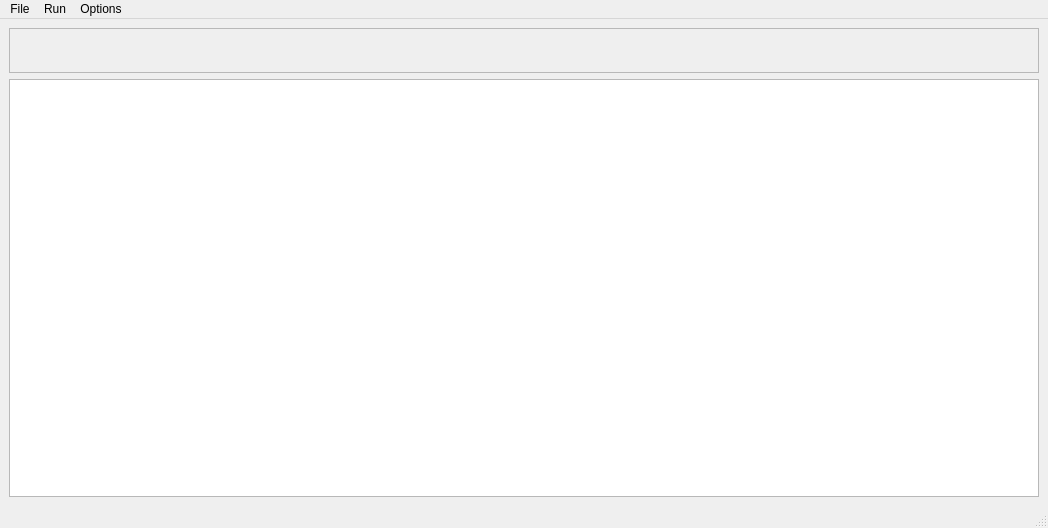
Qt form UI/main.ui (awaleilmo/receiver_nmea) before a commit.
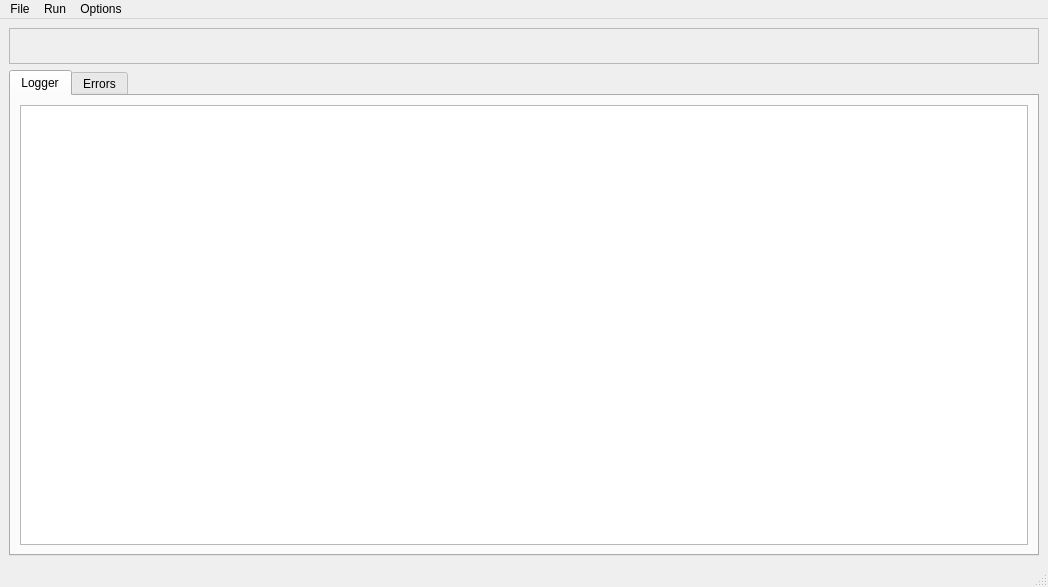
The same form after that commit. Icons and pictures are not drawn.

Diff of the .ui file:
```diff
--- a/UI/main.ui
+++ b/UI/main.ui
@@ -7,7 +7,7 @@
     <x>0</x>
     <y>0</y>
     <width>1048</width>
-    <height>528</height>
+    <height>587</height>
    </rect>
   </property>
   <property name="windowTitle">
@@ -15,8 +15,14 @@
   </property>
   <widget class="QWidget" name="centralwidget">
    <layout class="QGridLayout" name="gridLayout_2">
-    <item row="0" column="0">
-     <widget class="QFrame" name="frame">
+    <item row="1" column="0">
+     <widget class="QTabWidget" name="tabWidget">
+      <property name="sizePolicy">
+       <sizepolicy hsizetype="Preferred" vsizetype="Preferred">
+        <horstretch>0</horstretch>
+        <verstretch>0</verstretch>
+       </sizepolicy>
+      </property>
       <property name="minimumSize">
        <size>
         <width>1030</width>
@@ -29,24 +35,89 @@
         <height>16777215</height>
        </size>
       </property>
+      <property name="currentIndex">
+       <number>0</number>
+      </property>
+      <widget class="QWidget" name="TabLogger" native="true">
+       <attribute name="title">
+        <string>Logger</string>
+       </attribute>
+       <layout class="QVBoxLayout" name="verticalLayout">
+        <item>
+         <widget class="QListView" name="listViewLogger">
+          <property name="maximumSize">
+           <size>
+            <width>16777215</width>
+            <height>16777215</height>
+           </size>
+          </property>
+          <property name="font">
+           <font>
+            <pointsize>12</pointsize>
+           </font>
+          </property>
+          <property name="movement">
+           <enum>QListView::Movement::Static</enum>
+          </property>
+         </widget>
+        </item>
+       </layout>
+      </widget>
+      <widget class="QWidget" name="TabError">
+       <attribute name="title">
+        <string>Errors</string>
+       </attribute>
+       <layout class="QHBoxLayout" name="horizontalLayout">
+        <item>
+         <widget class="QListView" name="listViewLogger_2">
+          <property name="maximumSize">
+           <size>
+            <width>16777215</width>
+            <height>16777215</height>
+           </size>
+          </property>
+          <property name="font">
+           <font>
+            <pointsize>12</pointsize>
+           </font>
+          </property>
+          <property name="movement">
+           <enum>QListView::Movement::Static</enum>
+          </property>
+         </widget>
+        </item>
+       </layout>
+      </widget>
+     </widget>
+    </item>
+    <item row="0" column="0">
+     <widget class="QFrame" name="frame">
+      <property name="maximumSize">
+       <size>
+        <width>16777215</width>
+        <height>36</height>
+       </size>
+      </property>
       <property name="frameShape">
        <enum>QFrame::Shape::StyledPanel</enum>
       </property>
       <property name="frameShadow">
        <enum>QFrame::Shadow::Raised</enum>
       </property>
-      <property name="lineWidth">
-       <number>2</number>
-      </property>
-     </widget>
-    </item>
-    <item row="1" column="0">
-     <widget class="QListView" name="listView">
-      <property name="font">
-       <font>
-        <pointsize>12</pointsize>
-       </font>
-      </property>
+      <layout class="QVBoxLayout" name="verticalLayout_2">
+       <item>
+        <widget class="QLabel" name="labelInfo">
+         <property name="font">
+          <font>
+           <pointsize>12</pointsize>
+          </font>
+         </property>
+         <property name="text">
+          <string/>
+         </property>
+        </widget>
+       </item>
+      </layout>
      </widget>
     </item>
    </layout>
```
